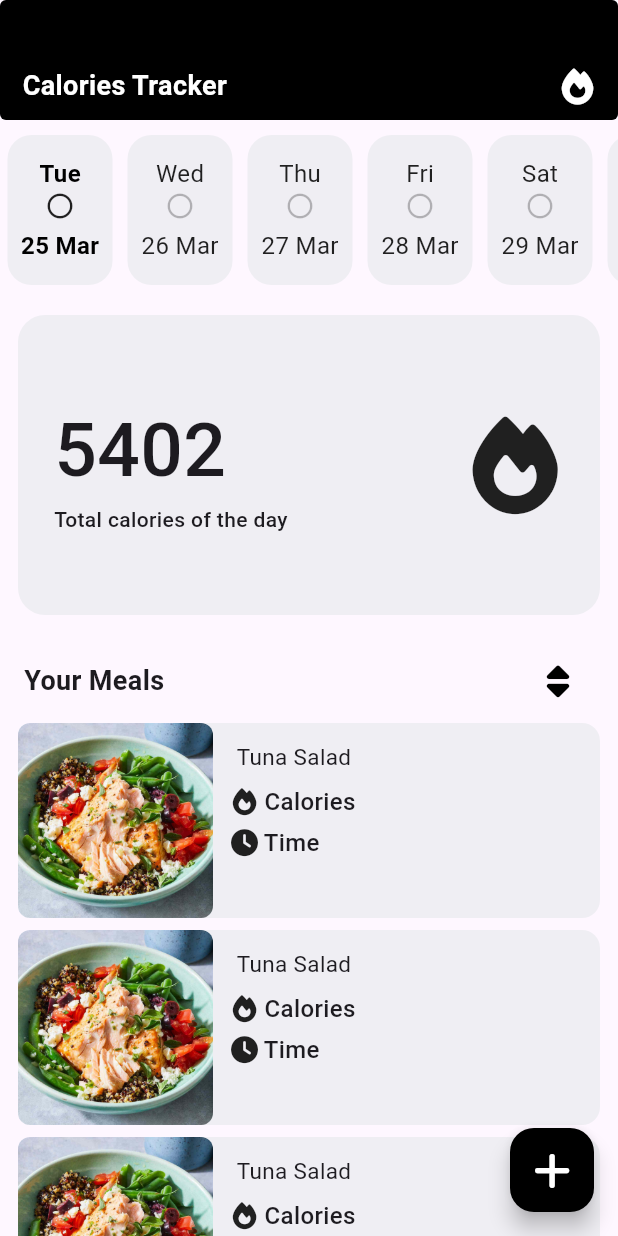
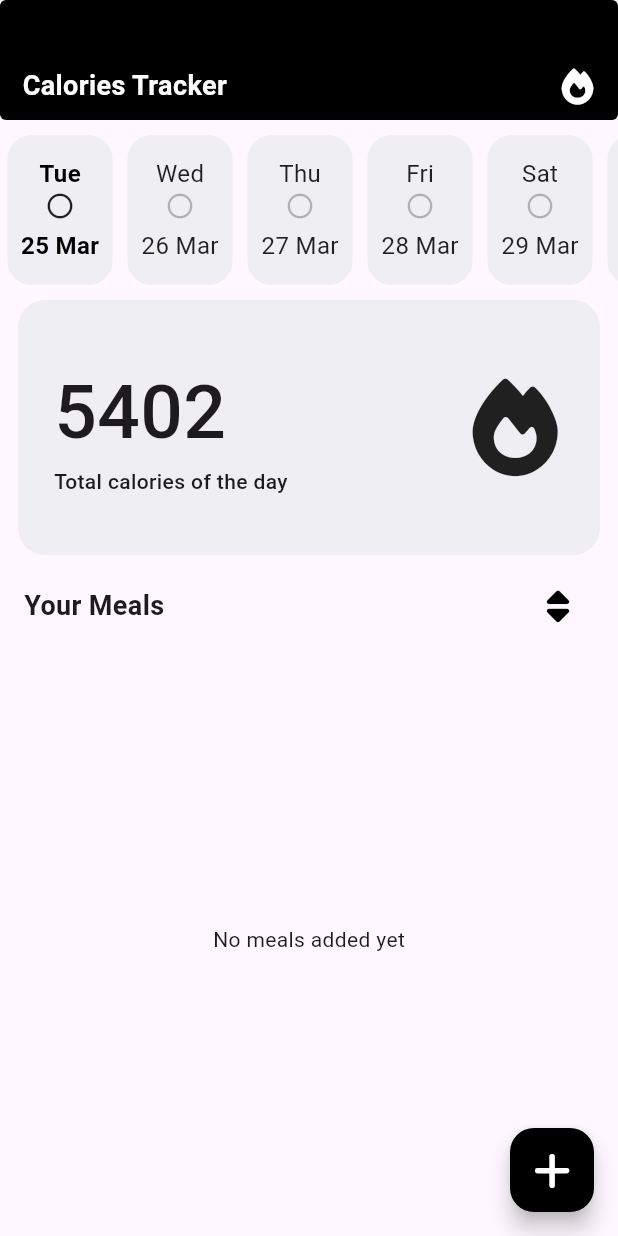
Before and after one commit to Alaataher027/meal_tracking_app, a Flutter app: the screen it shows after launch, on a phone screen of 412 x 824 dp. Run offline on Flutter 3.47's test engine with Material 3 defaults, Android fonts, the phone set to English and light mode, and no system bars; our stand-ins replace bloc, flutter_bloc, flutter_svg, font_awesome_flutter, go_router, hive and 3 more; accounts and stored records are empty.

Commit message:
fetch meals

```diff
--- a/lib/features/add_meal/presentation/views/widgets/add_meal_form.dart
+++ b/lib/features/add_meal/presentation/views/widgets/add_meal_form.dart
@@ -11,6 +11,7 @@ import 'package:meal_tracking_app/features/add_meal/presentation/manager/cubits/
 import 'package:meal_tracking_app/features/add_meal/presentation/views/widgets/custom_button.dart';
 import 'package:meal_tracking_app/features/add_meal/presentation/views/widgets/custom_text_field.dart';
 import 'package:meal_tracking_app/features/home/data/models/meal_model.dart';
+import 'package:meal_tracking_app/features/home/presentation/manager/cubits/cubit/meal_cubit.dart';
 import 'package:permission_handler/permission_handler.dart';
 
 class AddMealForm extends StatefulWidget {
@@ -174,8 +175,8 @@ class _AddMealFormState extends State<AddMealForm> {
                           print(meal.calories);
                           print(meal.dateTime);
                           print(meal.imagePath);
+                          GoRouter.of(context).pop();
                         }
-                        GoRouter.of(context).pop();
                       },
                       title: "Save",
                     ),
--- a/lib/features/home/presentation/views/home_view.dart
+++ b/lib/features/home/presentation/views/home_view.dart
@@ -1,7 +1,9 @@
 import 'package:flutter/material.dart';
+import 'package:flutter_bloc/flutter_bloc.dart';
 import 'package:font_awesome_flutter/font_awesome_flutter.dart';
 import 'package:go_router/go_router.dart';
 import 'package:meal_tracking_app/core/utils/app_router.dart';
+import 'package:meal_tracking_app/features/home/presentation/manager/cubits/cubit/meal_cubit.dart';
 import 'package:meal_tracking_app/features/home/presentation/views/widgets/home_view_body.dart';
 
 class HomeView extends StatelessWidget {
@@ -21,7 +23,10 @@ class HomeView extends StatelessWidget {
           color: Colors.white,
         ),
       ),
-      body: HomeViewBody(),
+      body: BlocProvider(
+        create: (context) => MealCubit()..featchAllMeals(),
+        child: HomeViewBody(),
+      ),
     );
   }
 }
--- a/lib/features/home/presentation/views/widgets/home_view_body.dart
+++ b/lib/features/home/presentation/views/widgets/home_view_body.dart
@@ -1,13 +1,26 @@
 import 'package:flutter/material.dart';
+import 'package:flutter_bloc/flutter_bloc.dart';
 import 'package:meal_tracking_app/core/utils/styles.dart';
+import 'package:meal_tracking_app/features/home/presentation/manager/cubits/cubit/meal_cubit.dart';
 import 'package:meal_tracking_app/features/home/presentation/views/widgets/custom_app_bar.dart';
 import 'package:meal_tracking_app/features/home/presentation/views/widgets/meals_list_view.dart';
 import 'package:meal_tracking_app/features/home/presentation/views/widgets/sort_menu.dart';
 import 'package:meal_tracking_app/features/home/presentation/views/widgets/total_calories_of_day_item.dart';
 import 'package:meal_tracking_app/features/home/presentation/views/widgets/yearly_dayes_list.dart';
 
-class HomeViewBody extends StatelessWidget {
+class HomeViewBody extends StatefulWidget {
   const HomeViewBody({super.key});
+
+  @override
+  State<HomeViewBody> createState() => _HomeViewBodyState();
+}
+
+class _HomeViewBodyState extends State<HomeViewBody> {
+  @override
+  void initState() {
+    BlocProvider.of<MealCubit>(context).featchAllMeals();
+    super.initState();
+  }
 
   @override
   Widget build(BuildContext context) {
--- a/lib/features/home/presentation/views/widgets/meals_list_view.dart
+++ b/lib/features/home/presentation/views/widgets/meals_list_view.dart
@@ -1,4 +1,7 @@
 import 'package:flutter/material.dart';
+import 'package:flutter_bloc/flutter_bloc.dart';
+import 'package:meal_tracking_app/features/home/data/models/meal_model.dart';
+import 'package:meal_tracking_app/features/home/presentation/manager/cubits/cubit/meal_cubit.dart';
 import 'package:meal_tracking_app/features/home/presentation/views/widgets/meal_item.dart';
 
 class MealsListView extends StatelessWidget {
@@ -6,11 +9,27 @@ class MealsListView extends StatelessWidget {
 
   @override
   Widget build(BuildContext context) {
-    return ListView.builder(
-      itemCount: 10,
-      padding: EdgeInsets.zero, // top padding > 0
-      itemBuilder: (context, index) {
-        return MealItem();
+    return BlocBuilder<MealCubit, MealState>(
+      builder: (context, state) {
+        if (state is MealSuccess) {
+          List<MealModel> listOfMeals =
+              BlocProvider.of<MealCubit>(context).mealsList ?? [];
+
+          if (listOfMeals.isEmpty) {
+            return const Center(child: Text("No meals added yet"));
+          }
+
+          return ListView.builder(
+            itemCount: listOfMeals.length,
+            padding: EdgeInsets.zero,
+            itemBuilder: (context, index) {
+              return MealItem(mealModel: listOfMeals[index]);
+            },
+          );
+        } else {
+          return const Center(
+              child: CircularProgressIndicator()); // Show loading state
+        }
       },
     );
   }
--- a/lib/features/home/presentation/views/widgets/total_calories_of_day_item.dart
+++ b/lib/features/home/presentation/views/widgets/total_calories_of_day_item.dart
@@ -9,9 +9,9 @@ class TotalCaloriesOfDayItem extends StatelessWidget {
   @override
   Widget build(BuildContext context) {
     return Padding(
-      padding: const EdgeInsets.symmetric(horizontal: 12, vertical: 20),
+      padding: const EdgeInsets.symmetric(horizontal: 12, vertical: 10),
       child: Container(
-        height: 200,
+        height: 170,
         // width: 70,
         decoration: BoxDecoration(
           color: kPrimaryColor,
```
Also changed, not shown: lib/features/add_meal/presentation/views/widgets/add_meal_view_body.dart (+17 -1 lines), lib/features/home/presentation/views/widgets/meal_item.dart (+31 -9 lines).
